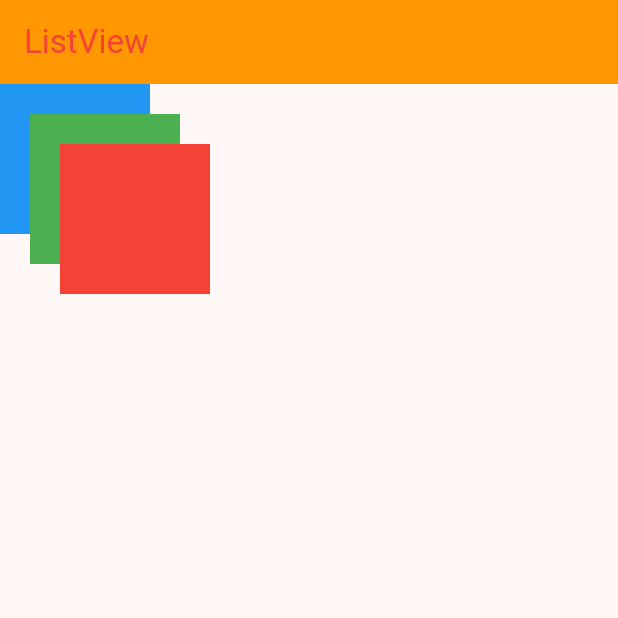
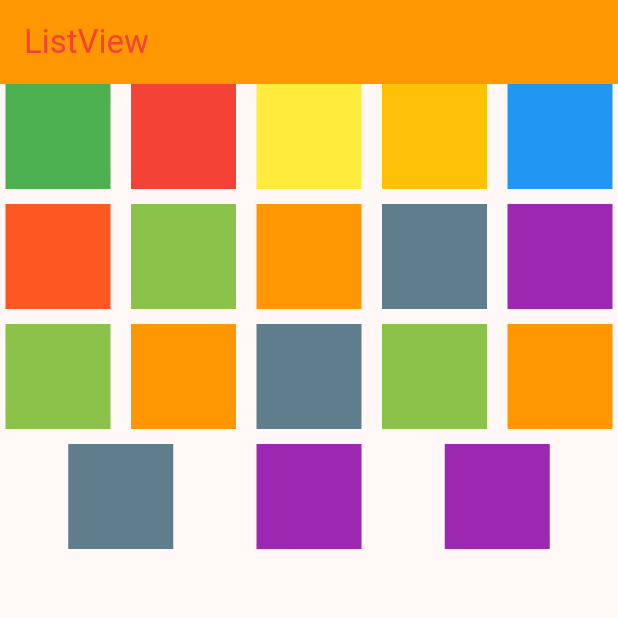
Before and after one commit to samirmangroliya/fluttersecondapp, a Flutter app: the screen it shows after launch, on a phone screen of 412 x 824 dp, the top half of it. Run offline on Flutter 3.47's test engine with Material 3 defaults, Android fonts, the phone set to English and light mode, and no system bars.

Commit message:
Wrap widget in flutter

```diff
--- a/lib/main.dart
+++ b/lib/main.dart
@@ -1,5 +1,5 @@
 import 'package:flutter/material.dart';
-import 'package:fluttersecondapp/stacks/StackExample.dart';
+import 'package:fluttersecondapp/wrap/WrapWidgetExample.dart';
 
 void main() {
   runApp(const MyApp());
@@ -38,5 +38,5 @@ class MyHomePage extends StatefulWidget {
   final String title;
 
   @override
-  State<MyHomePage> createState() => StackExample();
+  State<MyHomePage> createState() => WrapWidgetExample();
 }
--- /dev/null
+++ b/lib/wrap/WrapWidgetExample.dart
@@ -0,0 +1,41 @@
+import 'package:flutter/material.dart';
+import 'package:fluttersecondapp/main.dart';
+
+class WrapWidgetExample extends State<MyHomePage> {
+  @override
+  Widget build(BuildContext context) {
+    return Scaffold(
+      appBar: AppBar(backgroundColor: Colors.orange, title: Text("ListView")),
+      body: Container(
+        width: double.infinity,
+        height: double.infinity,
+        child: Wrap(
+          direction: Axis.horizontal,
+          spacing: 10,
+          runSpacing: 10,
+          alignment: WrapAlignment.spaceEvenly,
+          children: [
+            Container(width: 70, height: 70, color: Colors.green),
+            Container(width: 70, height: 70, color: Colors.red),
+            Container(width: 70, height: 70, color: Colors.yellow),
+            Container(width: 70, height: 70, color: Colors.amber),
+            Container(width: 70, height: 70, color: Colors.blue),
+            Container(width: 70, height: 70, color: Colors.deepOrange),
+            Container(width: 70, height: 70, color: Colors.lightGreen),
+            Container(width: 70, height: 70, color: Colors.orange),
+            Container(width: 70, height: 70, color: Colors.blueGrey),
+            Container(width: 70, height: 70, color: Colors.purple),
+            Container(width: 70, height: 70, color: Colors.lightGreen),
+            Container(width: 70, height: 70, color: Colors.orange),
+            Container(width: 70, height: 70, color: Colors.blueGrey),
+            Container(width: 70, height: 70, color: Colors.lightGreen),
+            Container(width: 70, height: 70, color: Colors.orange),
+            Container(width: 70, height: 70, color: Colors.blueGrey),
+            Container(width: 70, height: 70, color: Colors.purple),
+            Container(width: 70, height: 70, color: Colors.purple),
+          ],
+        ),
+      ),
+    );
+  }
+}
```
